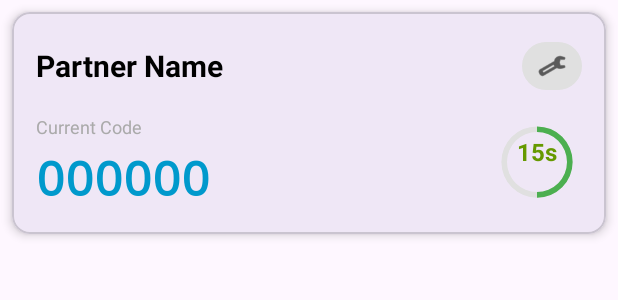
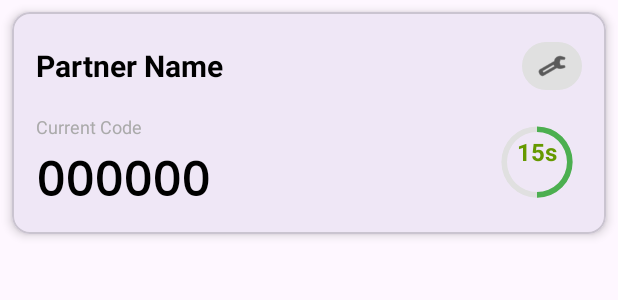
Before and after one commit to qwackedlebl/blockerapp, an Android app: the layout item_accountability_partner.xml on its own in the app's theme, with its tools: preview values and no code run, on a phone screen of 412 x 824 dp. Shown: the top 300 px of the screen. Run offline under Robolectric (Android 15) with nearby library versions, the phone set to English and light mode, and no system bars.

Commit message:
Changed color of text in the partner accountability section

```diff
--- a/app/src/main/res/layout/item_accountability_partner.xml
+++ b/app/src/main/res/layout/item_accountability_partner.xml
@@ -88,12 +88,12 @@
                     android:id="@+id/totpCode"
                     android:layout_width="wrap_content"
                     android:layout_height="wrap_content"
+                    android:layout_marginTop="4dp"
+                    android:fontFamily="monospace"
                     android:text="000000"
+                    android:textColor="#000000"
                     android:textSize="32sp"
-                    android:textStyle="bold"
-                    android:fontFamily="monospace"
-                    android:textColor="@android:color/holo_blue_dark"
-                    android:layout_marginTop="4dp" />
+                    android:textStyle="bold" />
 
             </LinearLayout>
 
```
